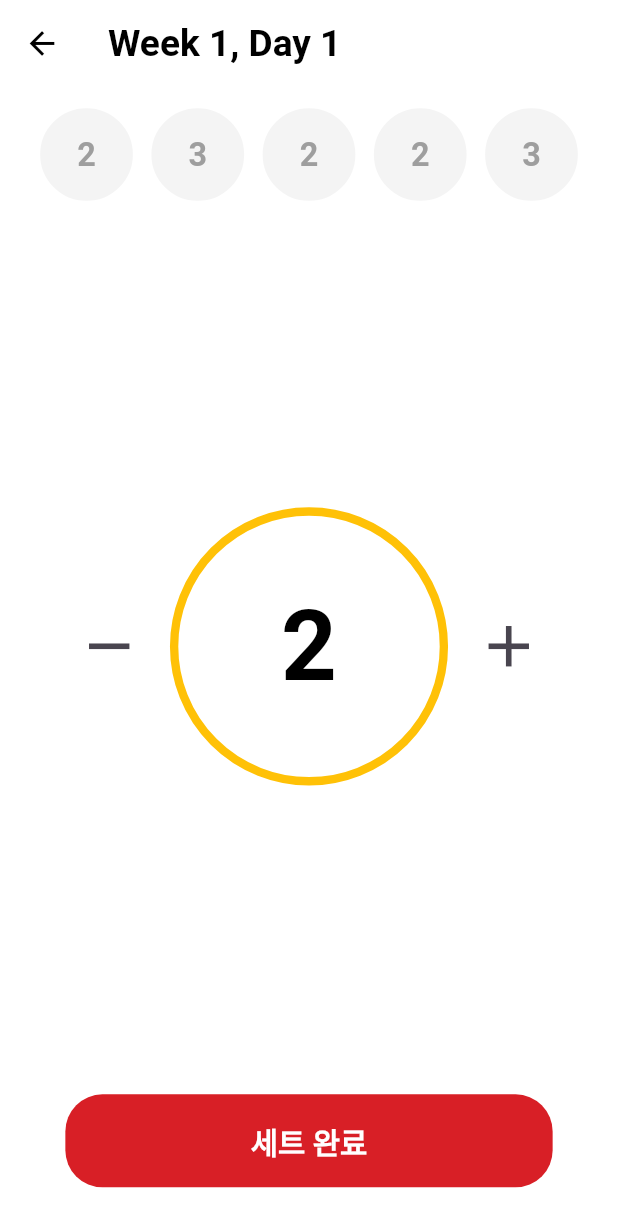
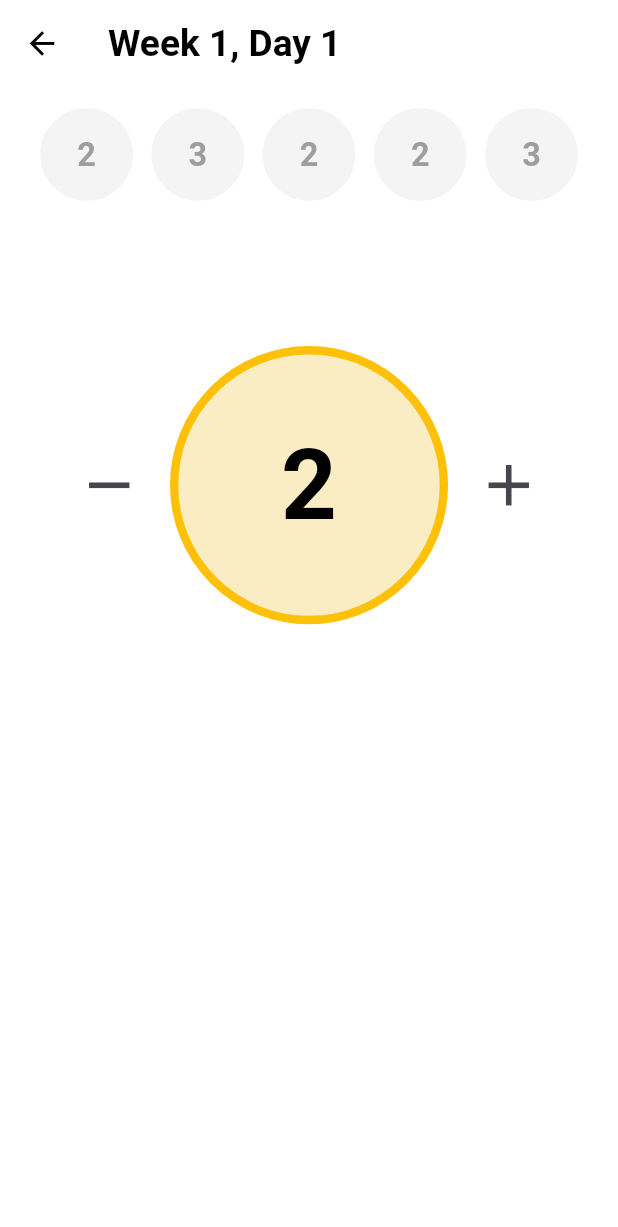
Before and after one commit to JYB0/push100, a Flutter app: the screen it shows after launch, after a tap on "테스트 완료", after a tap on "운동 시작", on a phone screen of 412 x 824 dp. Shown: the top 1227 px of the screen. Run offline on Flutter 3.47's test engine with Material 3 defaults, Android fonts, the phone set to English and light mode, and no system bars; our stand-ins replace adaptive_dialog, flutter_local_notifications, google_fonts, shared_preferences, vibration.

Commit message:
workout_screen_ui_update

```diff
--- a/lib/screens/workout_screen.dart
+++ b/lib/screens/workout_screen.dart
@@ -25,7 +25,11 @@ class WorkoutScreen extends StatefulWidget {
   WorkoutScreenState createState() => WorkoutScreenState();
 }
 
-class WorkoutScreenState extends State<WorkoutScreen> {
+class WorkoutScreenState extends State<WorkoutScreen>
+    with SingleTickerProviderStateMixin {
+  late AnimationController _animationController;
+  late Animation<Color?> _colorAnimation;
+
   late List<int> sets;
   late ScrollController _scrollController;
 
@@ -45,6 +49,17 @@ class WorkoutScreenState extends State<WorkoutScreen> {
     sets = [];
     userReps = [];
     _loadWorkoutPlan();
+
+    _animationController = AnimationController(
+      vsync: this,
+      duration: const Duration(milliseconds: 2000),
+    )..repeat(reverse: true); // 🔥 무한 반복 (깜박깜박)
+
+    // ✅ 배경색 변경 애니메이션 (밝아졌다가 어두워짐)
+    _colorAnimation = ColorTween(
+      begin: Colors.white, // 밝은 색
+      end: const Color.fromARGB(128, 246, 211, 105), // 어두운 색 (강조 효과)
+    ).animate(_animationController);
   }
 
   void _increaseReps() {
@@ -309,6 +324,8 @@ class WorkoutScreenState extends State<WorkoutScreen> {
       }
       _startRestTimer();
       _scrollToCurrentSet();
+      _animationController.reset();
+      _animationController.repeat(reverse: true);
     } else {
       userReps[currentSet] = currentTargetReps;
       _saveWorkoutRecord();
@@ -380,6 +397,7 @@ class WorkoutScreenState extends State<WorkoutScreen> {
     timer?.cancel();
     _scrollController.dispose();
     super.dispose();
+    _animationController.dispose();
   }
 
   @override
@@ -414,8 +432,11 @@ class WorkoutScreenState extends State<WorkoutScreen> {
                 /// 🔹 **목표 푸시업 UI**
                 Expanded(
                   child: Column(
-                    mainAxisAlignment: MainAxisAlignment.center,
+                    mainAxisAlignment: MainAxisAlignment.start,
                     children: [
+                      SizedBox(
+                        height: screenHeight * 0.1,
+                      ),
                       Row(
                         mainAxisAlignment: MainAxisAlignment.center,
                         children: [
@@ -426,11 +447,15 @@ class WorkoutScreenState extends State<WorkoutScreen> {
                           SizedBox(width: circleSize * 0.05),
                           GestureDetector(
                             onTap: _completeSet,
-                            child: Container(
+                            child: AnimatedBuilder(
+                              animation: _animationController,
+                              builder: (context, child) {
+                                return Container(
                                   width: circleSize,
                                   height: circleSize,
                                   decoration: BoxDecoration(
                                     shape: BoxShape.circle,
+                                    color: _colorAnimation.value,
                                     border: Border.all(
                                       color: AppColors.yellowPrimary,
                                       width: circleSize * 0.03,
@@ -445,6 +470,8 @@ class WorkoutScreenState extends State<WorkoutScreen> {
                                       color: Colors.black,
                                     ),
                                   ),
+                                );
+                              },
                             ),
                           ),
                           SizedBox(width: circleSize * 0.05),
@@ -459,26 +486,26 @@ class WorkoutScreenState extends State<WorkoutScreen> {
                 ),
 
                 /// 🔹 **버튼 (항상 화면 안에 보이도록 설정)**
-                Padding(
-                  padding: const EdgeInsets.symmetric(vertical: 16.0),
-                  child: ElevatedButton(
-                    onPressed: _completeSet,
-                    style: ElevatedButton.styleFrom(
-                      padding: EdgeInsets.symmetric(
-                          horizontal: screenWidth * 0.3,
-                          vertical: screenWidth * 0.04),
-                    ),
-                    child: Text(
-                      currentSet < sets.length - 1 ? "세트 완료" : "운동 완료",
-                      style: TextStyle(
-                          fontSize: dynamicFontSize * 1.2,
-                          fontWeight: FontWeight.bold),
-                    ),
-                  ),
-                ),
+                // Padding(
+                //   padding: const EdgeInsets.symmetric(vertical: 16.0),
+                //   child: ElevatedButton(
+                //     onPressed: _completeSet,
+                //     style: ElevatedButton.styleFrom(
+                //       padding: EdgeInsets.symmetric(
+                //           horizontal: screenWidth * 0.3,
+                //           vertical: screenWidth * 0.04),
+                //     ),
+                //     child: Text(
+                //       currentSet < sets.length - 1 ? "세트 완료" : "운동 완료",
+                //       style: TextStyle(
+                //           fontSize: dynamicFontSize * 1.2,
+                //           fontWeight: FontWeight.bold),
+                //     ),
+                //   ),
+                // ),
 
                 /// 🔹 버튼과 하단 공간 추가
-                SizedBox(height: screenHeight * 0.02),
+                // SizedBox(height: screenHeight * 0.1),
               ],
             ),
 
```
Lines whose indentation alone changed are shown as unchanged.
